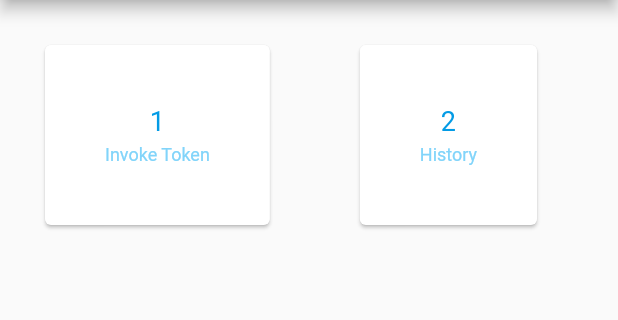
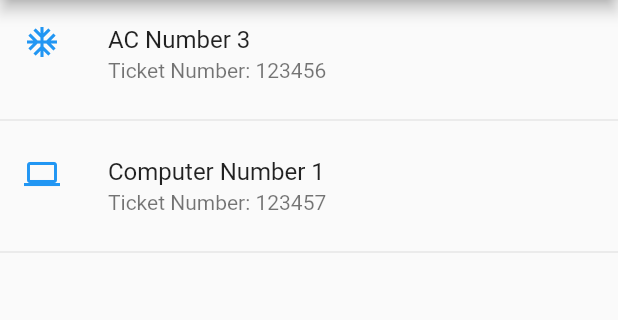
Before and after one commit to freakyAi/TAG-Services, a Flutter app: the MyHomePage screen opened directly, on a phone screen of 412 x 824 dp, the part 84-404 px from its top. Run offline on Flutter 3.47's test engine with Material 2 defaults, Android fonts, the phone set to English and light mode, and no system bars; our stand-ins replace file_picker, fluttertoast, shared_preferences, simple_animations; accounts and stored records are empty.

Commit message:
Added a rudimentary ListView in the body for tickets.

```diff
--- a/flutter_app/lib/main.dart
+++ b/flutter_app/lib/main.dart
@@ -57,45 +57,87 @@ class MyHomePage extends StatefulWidget {
 class _MyHomePageState extends State<MyHomePage> {
 
 	List<Menu> menu = [
-    Menu(icon : "1" , text : "Invoke Token"),
-    Menu(icon : "2" , text : "History")
+		Menu(icon : "1" , text : "Invoke Token")
+		//Menu(icon : "2" , text : "History")
 	];
 
 	Widget ticketCard(menu){
-    return Card(
-      margin: EdgeInsets.all(30),
+//		return Card(
+//      margin: EdgeInsets.all(30),
+//
+//      child: Padding(
+//        padding: const EdgeInsets.all(40.0),
+//        child : Container(
+//          child: Row(
+//            mainAxisAlignment: MainAxisAlignment.spaceAround,
+//            //crossAxisAlignment: CrossAxisAlignment.stretch,
+//            children : [
+//              Column(
+//                //mainAxisAlignment: MainAxisAlignment.spaceEvenly,
+//                children: <Widget>[
+//                  Text(
+//                    menu.icon,
+//                    style: TextStyle(
+//                      fontSize: 18.0,
+//                      color: Colors.lightBlue[600],
+//                    ),
+//                  ),
+//                  SizedBox(height: 5.0),
+//                  Text(
+//                    menu.text,
+//                    style: TextStyle(
+//                      fontSize: 12.0,
+//                      color: Colors.lightBlue[200],
+//                    ),
+//                  ),
+//                ],
+//              ),
+//            ],
+//          ),
+//        )
+//      )
+//    );
 
-      child: Padding(
-        padding: const EdgeInsets.all(40.0),
-        child : Container(
-          child: Row(
-            mainAxisAlignment: MainAxisAlignment.spaceAround,
-            //crossAxisAlignment: CrossAxisAlignment.stretch,
-            children : [
-              Column(
-                //mainAxisAlignment: MainAxisAlignment.spaceEvenly,
+//		children: <Widget>[
+//			Expanded(
+//					child: SizedBox(
+//						height: 210,
+//						child: ListTile(
+//							title: Text('AC Number 2'),
+//							subtitle: Text('Ticket Number: 123456'),
+//							leading: Icon(
+//									Icons.ac_unit,
+//									color: Colors.blue[500]
+//							),
+//						),
+//					)
+//			)
+//		],
+//
+//		return ListTile(
+//			title: Text('AC Number 2'),
+//			subtitle: Text('Ticket Number: 123456'),
+//			leading: Icon(
+//			Icons.ac_unit,
+//			color: Colors.blue[500]
+//			),
+//		);
+
+		//Does not work... But helpful to think along these lines
+		return Row(
 				children: <Widget>[
-                  Text(
-                    menu.icon,
-                    style: TextStyle(
-                      fontSize: 18.0,
-                      color: Colors.lightBlue[600],
+				//Expanded(
+						ListTile(
+
+								title: Text('AC Number 2'),
+								subtitle: Text('Ticket Number: 123456'),
+								leading: Icon(
+										Icons.ac_unit,
+										color: Colors.blue[500]
 								),
 							),
-                  SizedBox(height: 5.0),
-                  Text(
-                    menu.text,
-                    style: TextStyle(
-                      fontSize: 12.0,
-                      color: Colors.lightBlue[200],
-                    ),
-                  ),
+				//)
 			],
-              ),
-            ],
-          ),
-        )
-      )
 		);
 	}
 
@@ -146,7 +188,7 @@ class _MyHomePageState extends State<MyHomePage> {
 							},
 						),
 						new ListTile(
-              title: new Text("Invoke Ticket"),
+							title: new Text("New Ticket"),
 							onTap: () {
 								Navigator.of(context).pop();
 								Navigator.push(context, new MaterialPageRoute(
@@ -167,13 +209,33 @@ class _MyHomePageState extends State<MyHomePage> {
 					],
 				),
 			),
-      body:  Column(
-        children : [
-        Row(
-          // ignore: non_constant_identifier_names
-          children: menu.map((Menu) => ticketCard(Menu)).toList(),
+//			body:  Row(
+//					//ignore: non_constant_identifier_names
+//					children: menu.map((Menu) => ticketCard(Menu)).toList(),
+//				),
+			body: Container (
+				child: ListView(
+					children: <Widget>[
+						ListTile(
+							title: Text('AC Number 3'),
+							subtitle: Text('Ticket Number: 123456'),
+							leading: Icon(
+								Icons.ac_unit,
+								color: Colors.blue[500]
 							),
+						),
+						Divider(),
+						ListTile(
+							title: Text('Computer Number 1'),
+							subtitle: Text('Ticket Number: 123457'),
+							leading: Icon(
+									Icons.computer,
+									color: Colors.blue[500]
+							),
+						),
+						Divider()
 					],
+				),
 			),
 		);
 	}
```
Also changed, not shown: flutter_app/pubspec.lock. Lines whose indentation alone changed are shown as unchanged.
